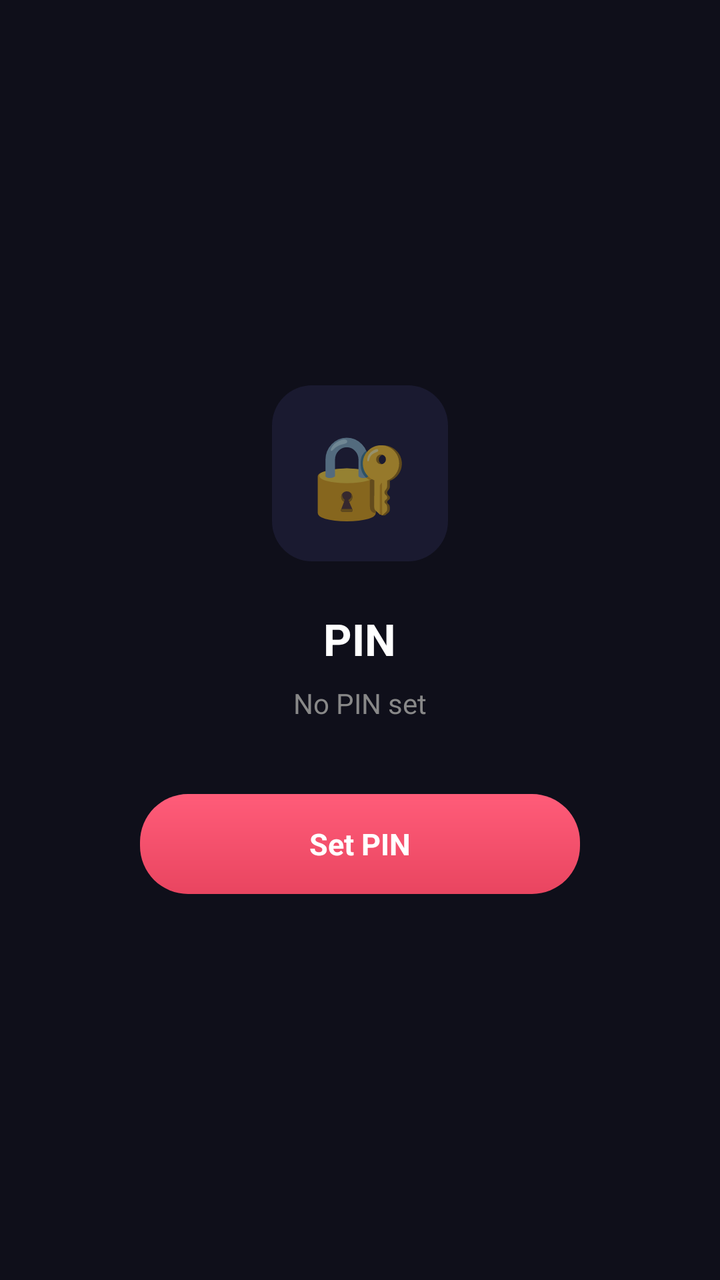
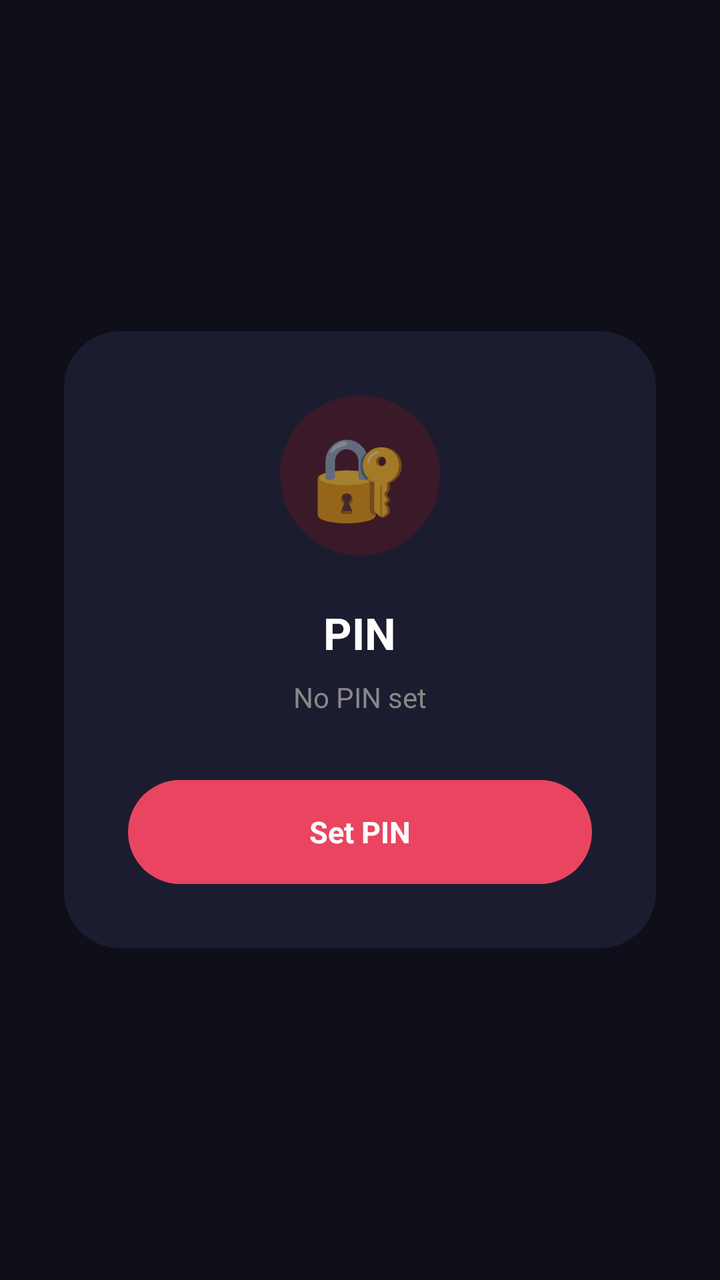

Before-and-after screenshots of an Android layout around one commit, followed by the original layout XML and the change that was made.
<!-- AndroidManifest.xml: application theme Theme.ITNSecureBrowser -->
<!-- res/layout/fragment_pin.xml -->
<?xml version="1.0" encoding="utf-8"?>
<LinearLayout xmlns:android="http://schemas.android.com/apk/res/android"
    android:layout_width="match_parent"
    android:layout_height="match_parent"
    android:orientation="vertical"
    android:gravity="center"
    android:padding="32dp"
    android:background="@color/bg_page">

    
    <FrameLayout
        android:layout_width="88dp"
        android:layout_height="88dp"
        android:background="@drawable/bg_empty_state_card"
        android:layout_marginBottom="24dp">

        <TextView
            android:layout_width="wrap_content"
            android:layout_height="wrap_content"
            android:text="🔐"
            android:textSize="40sp"
            android:layout_gravity="center" />
    </FrameLayout>

    <TextView
        android:layout_width="wrap_content"
        android:layout_height="wrap_content"
        android:text="@string/tab_pin"
        android:textColor="@color/text_primary"
        android:textSize="22sp"
        android:textStyle="bold"
        android:layout_marginBottom="8dp" />

    <TextView
        android:id="@+id/pinStatusText"
        android:layout_width="wrap_content"
        android:layout_height="wrap_content"
        android:text="@string/pin_status_none"
        android:textColor="@color/text_secondary"
        android:textSize="14sp"
        android:layout_marginBottom="36dp" />

    <TextView
        android:id="@+id/btnSetPin"
        android:layout_width="220dp"
        android:layout_height="50dp"
        android:text="@string/btn_set_pin"
        android:background="@drawable/bg_button_primary"
        android:textColor="#FFFFFF"
        android:textSize="15sp"
        android:textStyle="bold"
        android:gravity="center"
        android:clickable="true"
        android:focusable="true" />

    <TextView
        android:id="@+id/btnClearPin"
        android:layout_width="220dp"
        android:layout_height="50dp"
        android:layout_marginTop="12dp"
        android:text="@string/btn_clear_pin"
        android:background="@drawable/bg_button_secondary"
        android:textColor="@color/text_secondary"
        android:textSize="15sp"
        android:gravity="center"
        android:clickable="true"
        android:focusable="true"
        android:visibility="gone" />

</LinearLayout>
<!-- resources referenced by this layout -->
<resources>
  <color name="bg_page">#0F0F1A</color>
  <color name="text_primary">#FFFFFF</color>
  <color name="text_secondary">#888888</color>
  <!-- drawable bg_button_primary (drawable) -->
  <?xml version="1.0" encoding="utf-8"?>
  <ripple xmlns:android="http://schemas.android.com/apk/res/android"
      android:color="#33FFFFFF">
      <item>
          <shape android:shape="rectangle">
              <corners android:radius="24dp" />
              <gradient
                  android:angle="270"
                  android:startColor="#FF5C79"
                  android:endColor="@color/accent" />
          </shape>
      </item>
      <item android:id="@android:id/mask">
          <shape android:shape="rectangle">
              <corners android:radius="24dp" />
              <solid android:color="#FFFFFF" />
          </shape>
      </item>
  </ripple>
  <!-- drawable bg_button_secondary (drawable) -->
  <?xml version="1.0" encoding="utf-8"?>
  <ripple xmlns:android="http://schemas.android.com/apk/res/android"
      android:color="#22FFFFFF">
      <item>
          <shape android:shape="rectangle">
              <corners android:radius="24dp" />
              <solid android:color="@color/bg_field" />
              <stroke
                  android:width="1dp"
                  android:color="@color/bg_card_stroke" />
          </shape>
      </item>
      <item android:id="@android:id/mask">
          <shape android:shape="rectangle">
              <corners android:radius="24dp" />
              <solid android:color="#FFFFFF" />
          </shape>
      </item>
  </ripple>
  <!-- drawable bg_empty_state_card (drawable) -->
  <?xml version="1.0" encoding="utf-8"?>
  <shape xmlns:android="http://schemas.android.com/apk/res/android"
      android:shape="rectangle">
      <corners android:radius="20dp" />
      <solid android:color="@color/empty_icon_bg" />
  </shape>
  <string name="btn_clear_pin">Remove PIN</string>
  <string name="btn_set_pin">Set PIN</string>
  <string name="pin_status_none">No PIN set</string>
  <string name="tab_pin">PIN</string>
  <style name="Theme.ITNSecureBrowser" parent="Theme.MaterialComponents.DayNight.NoActionBar">
          <item name="colorPrimary">@color/tab_active</item>
          <item name="colorPrimaryVariant">@color/bg_tab_bar</item>
          <item name="colorOnPrimary">@color/text_primary</item>
          <item name="colorSecondary">@color/accent</item>
          <item name="colorOnSecondary">@color/text_primary</item>
          <item name="android:windowBackground">@color/bg_toolbar</item>
          <item name="android:statusBarColor">@color/bg_tab_bar</item>
          <item name="android:navigationBarColor">@color/bg_tab_bar</item>
          <item name="android:windowLightStatusBar">false</item>
      </style>
  <color name="accent">#E94560</color>
  <color name="bg_field">#252545</color>
  <color name="bg_card_stroke">#2E2E52</color>
  <color name="empty_icon_bg">#1A1A30</color>
  <color name="tab_active">#0F3460</color>
  <color name="bg_tab_bar">#1A1A2E</color>
  <color name="bg_toolbar">#16213E</color>
</resources>

<!-- the commit's change to res/layout/fragment_pin.xml (unified diff, before → after) -->
@@ -8,63 +8,78 @@
     android:background="@color/bg_page">
 
     
-    <FrameLayout
-        android:layout_width="88dp"
-        android:layout_height="88dp"
-        android:background="@drawable/bg_empty_state_card"
-        android:layout_marginBottom="24dp">
+    <LinearLayout
+        android:layout_width="match_parent"
+        android:layout_height="wrap_content"
+        android:orientation="vertical"
+        android:gravity="center"
+        android:background="@drawable/bg_m3_card"
+        android:padding="32dp">
 
+        
+        <FrameLayout
+            android:layout_width="80dp"
+            android:layout_height="80dp"
+            android:background="@drawable/bg_empty_icon"
+            android:layout_marginBottom="24dp">
+
+            <TextView
+                android:layout_width="wrap_content"
+                android:layout_height="wrap_content"
+                android:text="🔐"
+                android:textSize="40sp"
+                android:layout_gravity="center" />
+        </FrameLayout>
+
+        
         <TextView
             android:layout_width="wrap_content"
             android:layout_height="wrap_content"
-            android:text="🔐"
-            android:textSize="40sp"
-            android:layout_gravity="center" />
-    </FrameLayout>
+            android:text="@string/tab_pin"
+            android:textColor="@color/text_primary"
+            android:textSize="22sp"
+            android:textStyle="bold"
+            android:layout_marginBottom="8dp" />
 
-    <TextView
-        android:layout_width="wrap_content"
-        android:layout_height="wrap_content"
-        android:text="@string/tab_pin"
-        android:textColor="@color/text_primary"
-        android:textSize="22sp"
-        android:textStyle="bold"
-        android:layout_marginBottom="8dp" />
+        
+        <TextView
+            android:id="@+id/pinStatusText"
+            android:layout_width="wrap_content"
+            android:layout_height="wrap_content"
+            android:text="@string/pin_status_none"
+            android:textColor="@color/text_secondary"
+            android:textSize="14sp"
+            android:layout_marginBottom="32dp" />
 
-    <TextView
-        android:id="@+id/pinStatusText"
-        android:layout_width="wrap_content"
-        android:layout_height="wrap_content"
-        android:text="@string/pin_status_none"
-        android:textColor="@color/text_secondary"
-        android:textSize="14sp"
-        android:layout_marginBottom="36dp" />
+        
+        <TextView
+            android:id="@+id/btnSetPin"
+            android:layout_width="match_parent"
+            android:layout_height="52dp"
+            android:text="@string/btn_set_pin"
+            android:background="@drawable/bg_m3_button_primary"
+            android:textColor="#FFFFFF"
+            android:textSize="15sp"
+            android:textStyle="bold"
+            android:gravity="center"
+            android:clickable="true"
+            android:focusable="true" />
 
-    <TextView
-        android:id="@+id/btnSetPin"
-        android:layout_width="220dp"
-        android:layout_height="50dp"
-        android:text="@string/btn_set_pin"
-        android:background="@drawable/bg_button_primary"
-        android:textColor="#FFFFFF"
-        android:textSize="15sp"
-        android:textStyle="bold"
-        android:gravity="center"
-        android:clickable="true"
-        android:focusable="true" />
+        
+        <TextView
+            android:id="@+id/btnClearPin"
+            android:layout_width="match_parent"
+            android:layout_height="52dp"
+            android:layout_marginTop="12dp"
+            android:text="@string/btn_clear_pin"
+            android:background="@drawable/bg_m3_button_outline"
+            android:textColor="@color/text_secondary"
+            android:textSize="15sp"
+            android:gravity="center"
+            android:clickable="true"
+            android:focusable="true"
+            android:visibility="gone" />
 
-    <TextView
-        android:id="@+id/btnClearPin"
-        android:layout_width="220dp"
-        android:layout_height="50dp"
-        android:layout_marginTop="12dp"
-        android:text="@string/btn_clear_pin"
-        android:background="@drawable/bg_button_secondary"
-        android:textColor="@color/text_secondary"
-        android:textSize="15sp"
-        android:gravity="center"
-        android:clickable="true"
-        android:focusable="true"
-        android:visibility="gone" />
+    </LinearLayout>
 
 </LinearLayout>
<!-- resource entries referenced after the edit -->
@@ -3,34 +3,20 @@
   <color name="bg_page">#0F0F1A</color>
   <color name="text_primary">#FFFFFF</color>
   <color name="text_secondary">#888888</color>
-  <!-- drawable bg_button_primary (drawable) -->
+  <!-- drawable bg_empty_icon (drawable) -->
   <?xml version="1.0" encoding="utf-8"?>
-  <ripple xmlns:android="http://schemas.android.com/apk/res/android"
-      android:color="#33FFFFFF">
-      <item>
-          <shape android:shape="rectangle">
-              <corners android:radius="24dp" />
-              <gradient
-                  android:angle="270"
-                  android:startColor="#FF5C79"
-                  android:endColor="@color/accent" />
-          </shape>
-      </item>
-      <item android:id="@android:id/mask">
-          <shape android:shape="rectangle">
-              <corners android:radius="24dp" />
-              <solid android:color="#FFFFFF" />
-          </shape>
-      </item>
-  </ripple>
-  <!-- drawable bg_button_secondary (drawable) -->
+  <shape xmlns:android="http://schemas.android.com/apk/res/android"
+      android:shape="oval">
+      <solid android:color="@color/accent_soft" />
+  </shape>
+  <!-- drawable bg_m3_button_outline (drawable) -->
   <?xml version="1.0" encoding="utf-8"?>
   <ripple xmlns:android="http://schemas.android.com/apk/res/android"
       android:color="#22FFFFFF">
       <item>
           <shape android:shape="rectangle">
-              <corners android:radius="24dp" />
-              <solid android:color="@color/bg_field" />
+              <corners android:radius="28dp" />
+              <solid android:color="@android:color/transparent" />
               <stroke
                   android:width="1dp"
                   android:color="@color/bg_card_stroke" />
@@ -38,18 +24,45 @@
       </item>
       <item android:id="@android:id/mask">
           <shape android:shape="rectangle">
-              <corners android:radius="24dp" />
+              <corners android:radius="28dp" />
               <solid android:color="#FFFFFF" />
           </shape>
       </item>
   </ripple>
-  <!-- drawable bg_empty_state_card (drawable) -->
+  <!-- drawable bg_m3_button_primary (drawable) -->
   <?xml version="1.0" encoding="utf-8"?>
-  <shape xmlns:android="http://schemas.android.com/apk/res/android"
-      android:shape="rectangle">
-      <corners android:radius="20dp" />
-      <solid android:color="@color/empty_icon_bg" />
-  </shape>
+  <ripple xmlns:android="http://schemas.android.com/apk/res/android"
+      android:color="#33FFFFFF">
+      <item>
+          <shape android:shape="rectangle">
+              <corners android:radius="28dp" />
+              <solid android:color="@color/accent" />
+          </shape>
+      </item>
+      <item android:id="@android:id/mask">
+          <shape android:shape="rectangle">
+              <corners android:radius="28dp" />
+              <solid android:color="#FFFFFF" />
+          </shape>
+      </item>
+  </ripple>
+  <!-- drawable bg_m3_card (drawable) -->
+  <?xml version="1.0" encoding="utf-8"?>
+  <ripple xmlns:android="http://schemas.android.com/apk/res/android"
+      android:color="#1AFFFFFF">
+      <item>
+          <shape android:shape="rectangle">
+              <corners android:radius="28dp" />
+              <solid android:color="@color/bg_card" />
+          </shape>
+      </item>
+      <item android:id="@android:id/mask">
+          <shape android:shape="rectangle">
+              <corners android:radius="28dp" />
+              <solid android:color="#FFFFFF" />
+          </shape>
+      </item>
+  </ripple>
   <string name="btn_clear_pin">Remove PIN</string>
   <string name="btn_set_pin">Set PIN</string>
   <string name="pin_status_none">No PIN set</string>
@@ -65,10 +78,10 @@
           <item name="android:navigationBarColor">@color/bg_tab_bar</item>
           <item name="android:windowLightStatusBar">false</item>
       </style>
+  <color name="accent_soft">#3A1A28</color>
   <color name="accent">#E94560</color>
-  <color name="bg_field">#252545</color>
+  <color name="bg_card">#1C1C30</color>
   <color name="bg_card_stroke">#2E2E52</color>
-  <color name="empty_icon_bg">#1A1A30</color>
   <color name="tab_active">#0F3460</color>
   <color name="bg_tab_bar">#1A1A2E</color>
   <color name="bg_toolbar">#16213E</color>
